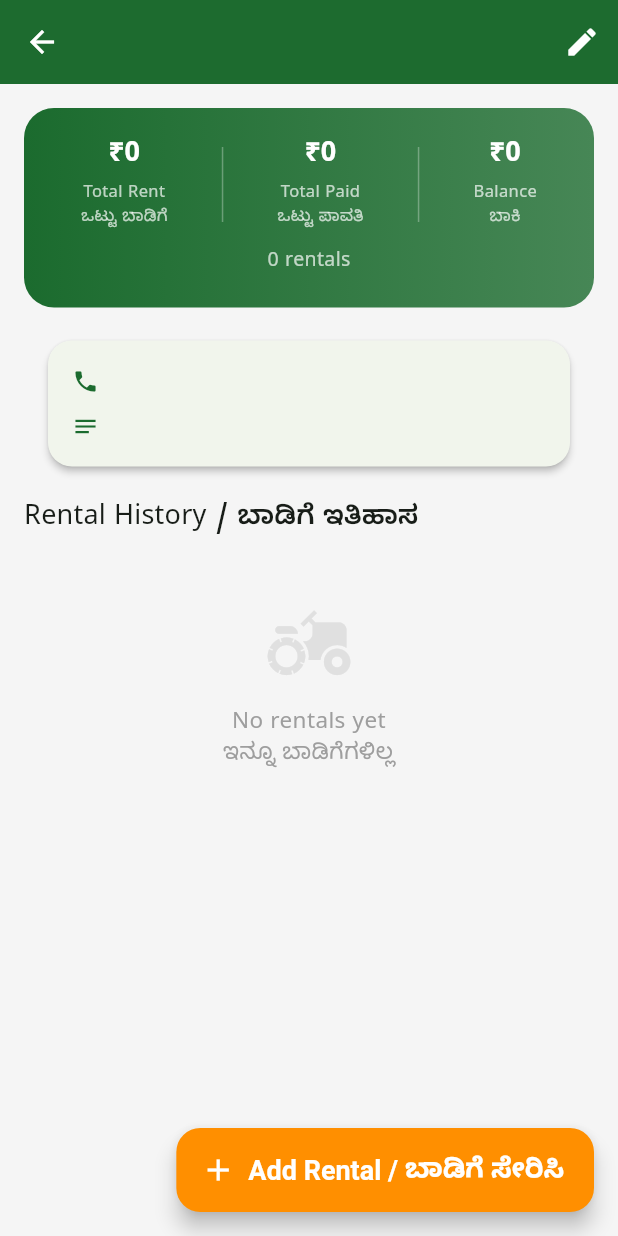
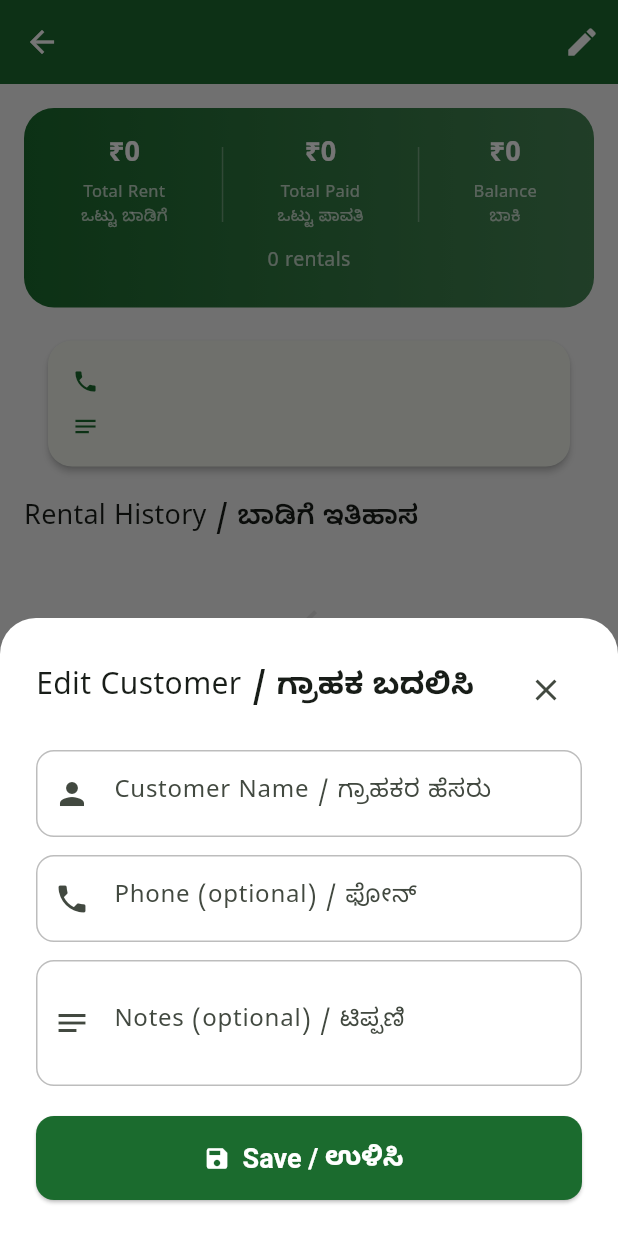
Before and after one commit to notebookdata/TractorMate, a Flutter app: the CustomerDetailScreen screen opened directly with empty values, after a tap on the "edit" icon, on a phone screen of 412 x 824 dp. Run offline on Flutter 3.47's test engine with Material 3 defaults, Android fonts, the phone set to English and light mode, and no system bars; our stand-ins replace dio, drift, fl_chart, flutter_riverpod, flutter_secure_storage, pdf and 3 more; missing offline and left inert: workmanager; accounts and stored records are empty; generated files the repository leaves out were written again; statements that could not run were skipped.

Commit message:
Fix: implement customer edit button; fix bottom nav label overflow
Co-authored-by: Cursor <cursoragent@cursor.com>

```diff
--- a/app/lib/screens/customers/customer_detail_screen.dart
+++ b/app/lib/screens/customers/customer_detail_screen.dart
@@ -4,6 +4,8 @@ import '../../database/app_database.dart';
 import '../../theme/app_theme.dart';
 import '../../utils/currency.dart';
 import '../../widgets/status_chip.dart';
+import 'package:drift/drift.dart' as drift;
+import 'package:uuid/uuid.dart';
 import '../rentals/add_rental_screen.dart';
 
 class CustomerDetailScreen extends ConsumerStatefulWidget {
@@ -177,7 +179,30 @@ class _CustomerDetailScreenState extends ConsumerState<CustomerDetailScreen> {
   }
 
   void _editCustomer() {
-    // Navigate to edit form
+    if (_customer == null) return;
+    showModalBottomSheet(
+      context: context,
+      isScrollControlled: true,
+      backgroundColor: Colors.transparent,
+      builder: (_) => _EditCustomerForm(
+        initial: _customer!,
+        onSave: (name, phone, notes) async {
+          final db = AppDatabase();
+          await db.upsertCustomer(CustomersTableCompanion(
+            id: drift.Value(_customer!.id),
+            name: drift.Value(name),
+            phone: drift.Value(phone.isEmpty ? null : phone),
+            notes: drift.Value(notes.isEmpty ? null : notes),
+            updatedAt: drift.Value(DateTime.now()),
+            isSynced: const drift.Value(false),
+          ));
+          if (mounted) {
+            Navigator.pop(context);
+            _load();
+          }
+        },
+      ),
+    );
   }
 }
 
@@ -291,3 +316,108 @@ class _AmountRow extends StatelessWidget {
         ],
       );
 }
+
+// ── Edit customer bottom-sheet form ───────────────────────────────────────
+
+class _EditCustomerForm extends StatefulWidget {
+  final CustomersTableData initial;
+  final Future<void> Function(String name, String phone, String notes) onSave;
+
+  const _EditCustomerForm({required this.initial, required this.onSave});
+
+  @override
+  State<_EditCustomerForm> createState() => _EditCustomerFormState();
+}
+
+class _EditCustomerFormState extends State<_EditCustomerForm> {
+  final _formKey = GlobalKey<FormState>();
+  late final _nameCtrl = TextEditingController(text: widget.initial.name);
+  late final _phoneCtrl = TextEditingController(text: widget.initial.phone ?? '');
+  late final _notesCtrl = TextEditingController(text: widget.initial.notes ?? '');
+  bool _saving = false;
+
+  @override
+  void dispose() {
+    _nameCtrl.dispose();
+    _phoneCtrl.dispose();
+    _notesCtrl.dispose();
+    super.dispose();
+  }
+
+  @override
+  Widget build(BuildContext context) {
+    return Container(
+      decoration: const BoxDecoration(
+        color: Colors.white,
+        borderRadius: BorderRadius.vertical(top: Radius.circular(24)),
+      ),
+      padding: EdgeInsets.only(
+        left: 24,
+        right: 24,
+        top: 24,
+        bottom: MediaQuery.of(context).viewInsets.bottom + 24,
+      ),
+      child: Form(
+        key: _formKey,
+        child: Column(
+          mainAxisSize: MainAxisSize.min,
+          crossAxisAlignment: CrossAxisAlignment.start,
+          children: [
+            Row(
+              children: [
+                const Text('Edit Customer / ಗ್ರಾಹಕ ಬದಲಿಸಿ',
+                    style: TextStyle(fontSize: 20, fontWeight: FontWeight.bold)),
+                const Spacer(),
+                IconButton(icon: const Icon(Icons.close), onPressed: () => Navigator.pop(context)),
+              ],
+            ),
+            const SizedBox(height: 16),
+            TextFormField(
+              controller: _nameCtrl,
+              decoration: const InputDecoration(
+                labelText: 'Customer Name / ಗ್ರಾಹಕರ ಹೆಸರು',
+                prefixIcon: Icon(Icons.person),
+              ),
+              textCapitalization: TextCapitalization.words,
+              validator: (v) => v == null || v.trim().isEmpty ? 'Required' : null,
+            ),
+            const SizedBox(height: 12),
+            TextFormField(
+              controller: _phoneCtrl,
+              decoration: const InputDecoration(
+                labelText: 'Phone (optional) / ಫೋನ್',
+                prefixIcon: Icon(Icons.phone),
+              ),
+              keyboardType: TextInputType.phone,
+            ),
+            const SizedBox(height: 12),
+            TextFormField(
+              controller: _notesCtrl,
+              decoration: const InputDecoration(
+                labelText: 'Notes (optional) / ಟಿಪ್ಪಣಿ',
+                prefixIcon: Icon(Icons.notes),
+              ),
+              maxLines: 2,
+            ),
+            const SizedBox(height: 20),
+            _saving
+                ? const Center(child: CircularProgressIndicator())
+                : ElevatedButton.icon(
+                    onPressed: () async {
+                      if (!_formKey.currentState!.validate()) return;
+                      setState(() => _saving = true);
+                      await widget.onSave(
+                        _nameCtrl.text.trim(),
+                        _phoneCtrl.text.trim(),
+                        _notesCtrl.text.trim(),
+                      );
+                    },
+                    icon: const Icon(Icons.save),
+                    label: const Text('Save / ಉಳಿಸಿ'),
+                  ),
+          ],
+        ),
+      ),
+    );
+  }
+}
--- a/app/lib/screens/home_screen.dart
+++ b/app/lib/screens/home_screen.dart
@@ -36,7 +36,8 @@ class _HomeScreenState extends ConsumerState<HomeScreen> {
       bottomNavigationBar: NavigationBar(
         selectedIndex: _index,
         onDestinationSelected: (i) => setState(() => _index = i),
-        labelBehavior: NavigationDestinationLabelBehavior.alwaysShow,
+        // Only show label on the selected tab — prevents wrapping on narrow screens
+        labelBehavior: NavigationDestinationLabelBehavior.onlyShowSelected,
         destinations: const [
           NavigationDestination(
             icon: Icon(Icons.dashboard_outlined),
```
